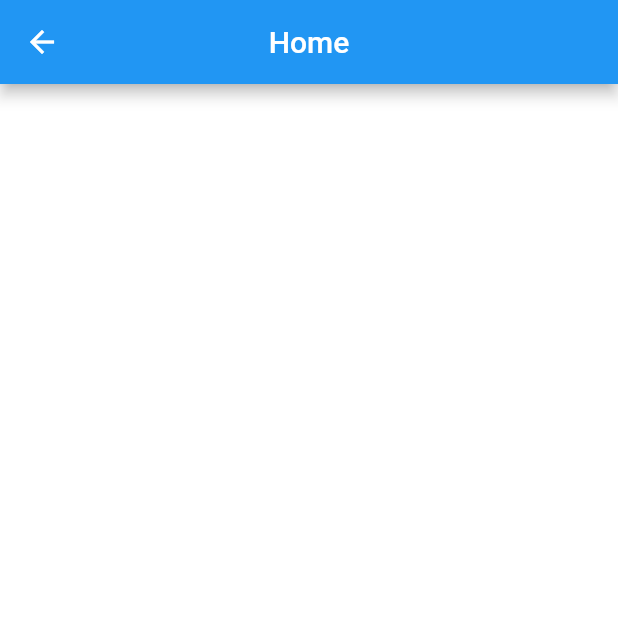
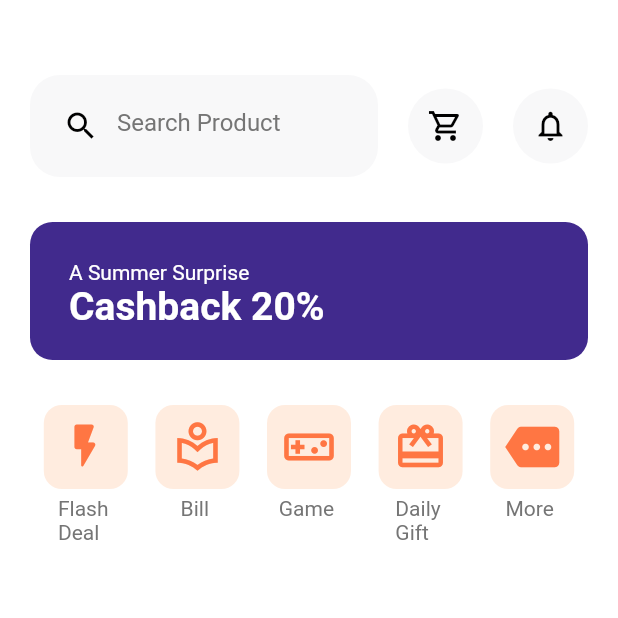
Before and after one commit to Nahed2000/tokoto_ecommerce, a Flutter app: the HomeScreen screen opened by its route, on a phone screen of 412 x 824 dp, the top half of it. Run offline on Flutter 3.47's test engine with Material 2 defaults, Android fonts, the phone set to English and light mode, and no system bars.

Commit message:
activity screen

```diff
--- a/lib/main.dart
+++ b/lib/main.dart
@@ -19,7 +19,7 @@ class MyApp extends StatelessWidget {
   Widget build(BuildContext context) {
     return MaterialApp(
       debugShowCheckedModeBanner: false,
-      initialRoute: '/activity_code_screen',
+      initialRoute: '/page_view_screen',
       routes: {
         '/page_view_screen': (context) => const PageViewScreen(),
         '/home_screen':(context) => const HomeScreen(),
--- a/lib/screen/home_screen.dart
+++ b/lib/screen/home_screen.dart
@@ -1,5 +1,6 @@
 import 'package:flutter/material.dart';
 
+import '../widget/ctegory_widget.dart';
 
 class HomeScreen extends StatefulWidget {
   const HomeScreen({Key? key}) : super(key: key);
@@ -13,9 +14,113 @@ class _HomeScreenState extends State<HomeScreen> {
   Widget build(BuildContext context) {
     return Scaffold(
       backgroundColor: Colors.white,
-      appBar: AppBar(
-        title: Text('Home'),
-        centerTitle: true,
+      body: ListView(
+        padding: const EdgeInsets.symmetric(vertical: 50, horizontal: 20),
+        children: [
+          Row(
+            children: [
+              Expanded(
+                child: Container(
+                  margin: const EdgeInsets.only(right: 20),
+                  padding: const EdgeInsets.all(10),
+                  decoration: BoxDecoration(
+                    color: const Color(0xffF8F8F9),
+                    borderRadius: BorderRadius.circular(20),
+                  ),
+                  child: const TextField(
+                    decoration: InputDecoration(
+                        prefixIcon: Icon(
+                          Icons.search,
+                          color: Colors.black,
+                        ),
+                        border: InputBorder.none,
+                        hintText: 'Search Product',
+                        hintStyle:
+                            TextStyle(color: Color(0xff757575), fontSize: 16)),
+                  ),
+                ),
+              ),
+              CircleAvatar(
+                backgroundColor: const Color(0xffF8F8F9),
+                radius: 25,
+                child: IconButton(
+                  icon: const Icon(
+                    Icons.shopping_cart_outlined,
+                    color: Colors.black,
+                  ),
+                  onPressed: () {},
+                ),
+              ),
+              const SizedBox(width: 20),
+              CircleAvatar(
+                backgroundColor: const Color(0xffF8F8F9),
+                radius: 25,
+                child: IconButton(
+                  icon: const Icon(
+                    Icons.notifications_none_outlined,
+                    color: Colors.black,
+                  ),
+                  onPressed: () {},
+                ),
+              ),
+            ],
+          ),
+          Container(
+            padding: const EdgeInsets.all(10),
+            margin: const EdgeInsets.symmetric(vertical: 30),
+            decoration: BoxDecoration(
+                color: const Color(0xff412A8D),
+                borderRadius: BorderRadius.circular(15)),
+            child: const ListTile(
+              title: Text(
+                'A Summer Surprise',
+                style: TextStyle(
+                    color: Colors.white,
+                    fontSize: 14,
+                    fontWeight: FontWeight.w400),
+              ),
+              subtitle: Text(
+                'Cashback 20%',
+                style: TextStyle(
+                    color: Colors.white,
+                    fontSize: 26,
+                    fontWeight: FontWeight.bold),
+              ),
+            ),
+          ),
+          Row(
+            mainAxisAlignment: MainAxisAlignment.spaceAround,
+            children: [
+              CategoryWidget(
+                icon: Icons.flash_on_rounded,
+                onTap: () {},
+                firstWord: 'Flash',
+                secondWord: 'Deal',
+              ),
+              CategoryWidget(
+                icon: Icons.local_library_outlined,
+                onTap: () {},
+                firstWord: 'Bill',
+              ),
+              CategoryWidget(
+                icon: Icons.videogame_asset_outlined,
+                onTap: () {},
+                firstWord: 'Game',
+              ),
+              CategoryWidget(
+                icon: Icons.card_giftcard,
+                onTap: () {},
+                firstWord: 'Daily',
+                secondWord: 'Gift',
+              ),
+              CategoryWidget(
+                icon: Icons.more,
+                onTap: () {},
+                firstWord: 'More',
+              ),
+            ],
+          )
+        ],
       ),
     );
   }
--- /dev/null
+++ b/lib/widget/ctegory_widget.dart
@@ -0,0 +1,58 @@
+import 'package:flutter/material.dart';
+
+class CategoryWidget extends StatelessWidget {
+  const CategoryWidget({
+    Key? key,
+    required this.onTap,
+    required this.icon,
+    required this.firstWord,
+     this.secondWord = '',
+  }) : super(key: key);
+  final void Function() onTap;
+  final IconData icon ;
+  final String firstWord;
+  final String secondWord;
+  @override
+  Widget build(BuildContext context) {
+    return GestureDetector(
+      onTap: onTap,
+      child: Column(
+        mainAxisSize: MainAxisSize.min,
+        children: [
+          Container(
+            margin: const EdgeInsets.only(bottom: 5),
+            padding:const EdgeInsets.all(10),
+            decoration: BoxDecoration(
+                color: const Color(0xffFFECDF),
+                borderRadius: BorderRadius.circular(12)),
+            child:  Icon(
+              icon,
+              color: Color(0xffFF7643),
+              size: 36,
+            ),
+          ),
+          RichText(
+            text: TextSpan(
+              children: [
+                TextSpan(
+                  text: '$firstWord \n'
+                      ,style: const TextStyle(
+                  color: const Color(0xff757575)
+                ),
+                  children: [
+                    TextSpan(
+                      text: secondWord
+                      ,style: const TextStyle(
+                        color: const Color(0xff757575)
+                    ),
+                    )
+                  ]
+                )
+              ]
+            )
+          )
+        ],
+      ),
+    );
+  }
+}
```
Also changed, not shown: assets/Background Banner.png (added).
